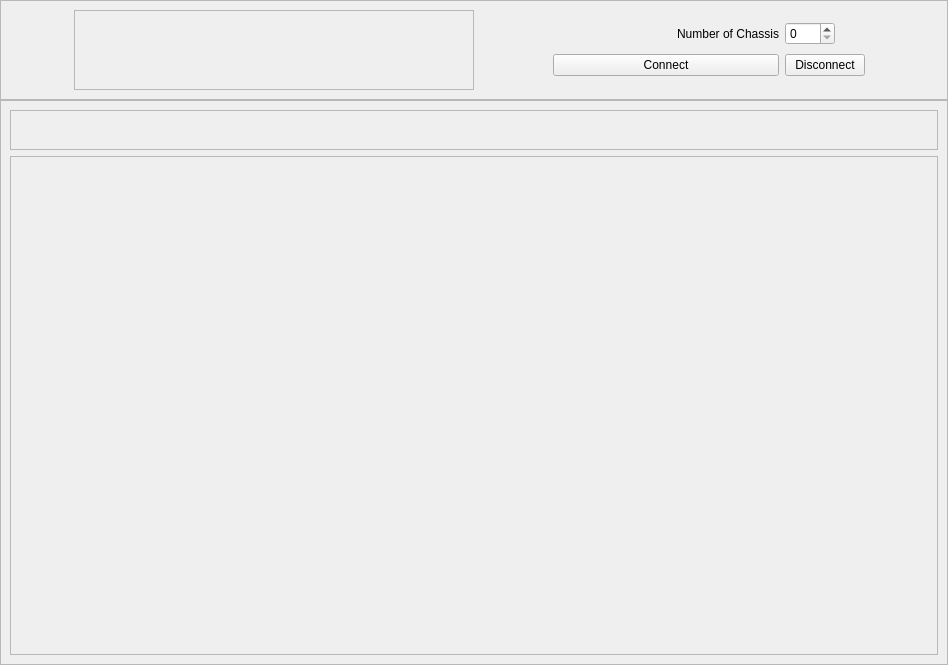
The window that src/applications/mne_scan/plugins/fieldline/formfiles/fieldline_view.ui (mne-tools/mne-cpp) describes before a commit, drawn with Qt 5.
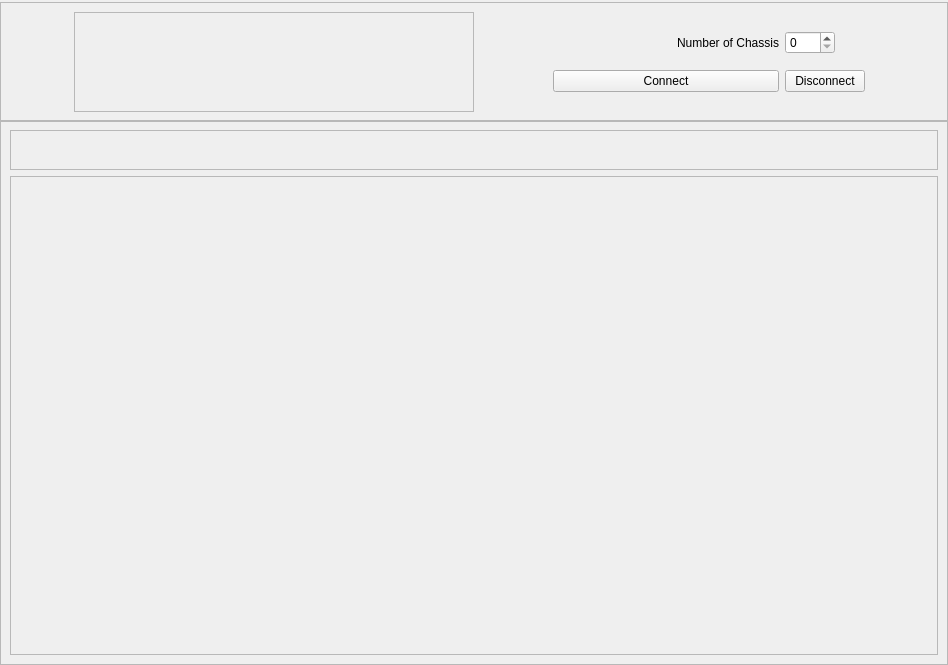
The same window after the commit.

```diff
--- a/src/applications/mne_scan/plugins/fieldline/formfiles/fieldline_view.ui
+++ b/src/applications/mne_scan/plugins/fieldline/formfiles/fieldline_view.ui
@@ -38,7 +38,7 @@
    <item>
     <widget class="QFrame" name="topMenuFrame">
      <property name="sizePolicy">
-      <sizepolicy hsizetype="Preferred" vsizetype="Minimum">
+      <sizepolicy hsizetype="Preferred" vsizetype="MinimumExpanding">
        <horstretch>0</horstretch>
        <verstretch>0</verstretch>
       </sizepolicy>
@@ -46,7 +46,7 @@
      <property name="minimumSize">
       <size>
        <width>600</width>
-       <height>100</height>
+       <height>120</height>
       </size>
      </property>
      <property name="maximumSize">
```
